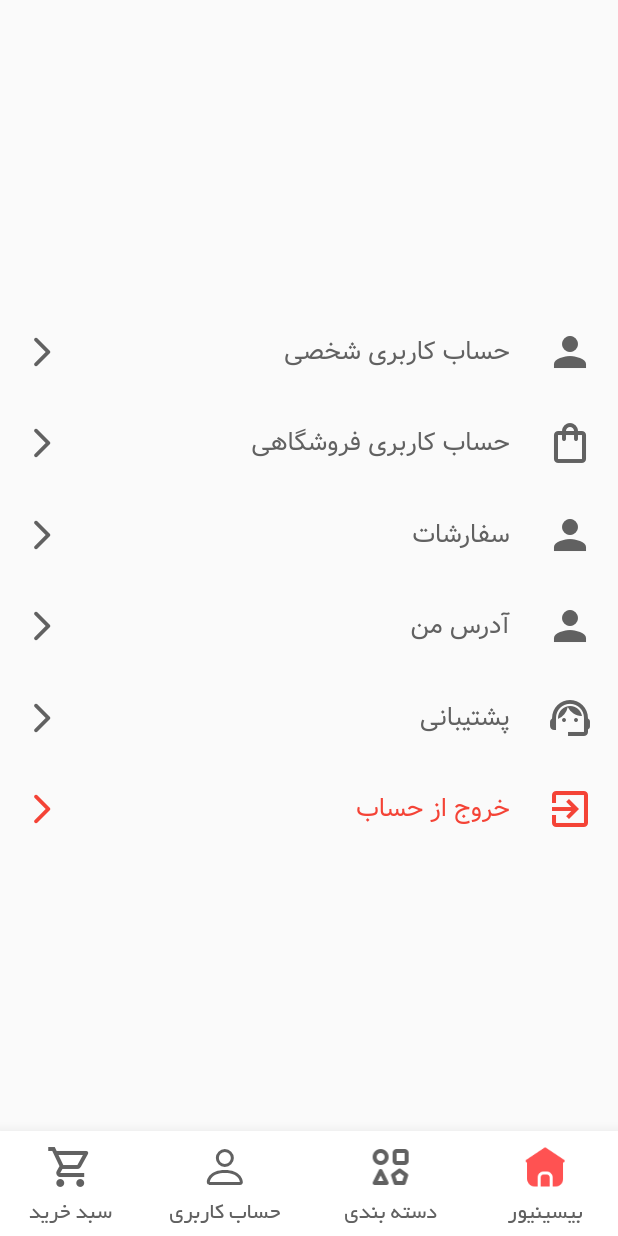
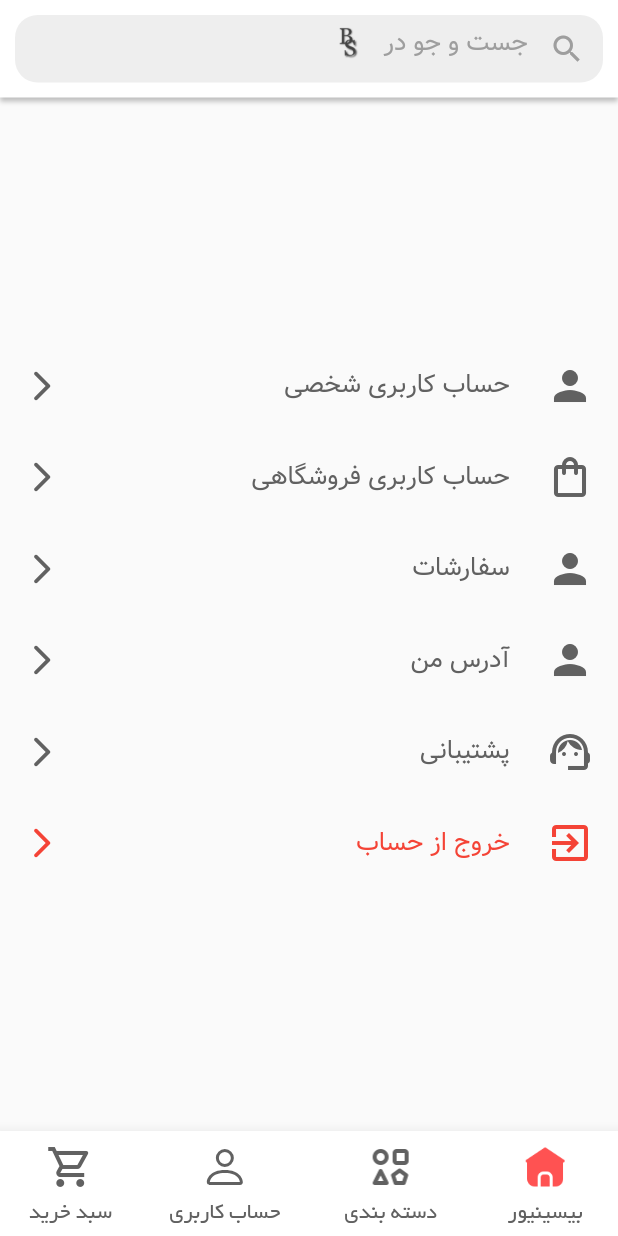
Before and after one commit to SajjadFlutter/shop_app, a Flutter app: the MainWrapper screen opened by its route, swiped to page 3, on a phone screen of 412 x 824 dp. Run offline on Flutter 3.47's test engine with Material 2 defaults, Android fonts, the phone set to English and light mode, and no system bars; drawn by our look-alikes of flutter_typeahead; our stand-ins replace bloc, cached_network_image, connectivity_plus, dio, flutter_bloc, flutter_rating_bar and 6 more; missing offline and left inert: delayed_widget; accounts and stored records are empty; network calls fail.

Commit message:
SearchTextField added and completed

```diff
--- /dev/null
+++ b/lib/common/bloc/search_box_cubit/search_box_cubit.dart
@@ -0,0 +1,8 @@
+import 'package:bloc/bloc.dart';
+import 'package:meta/meta.dart';
+
+class SearchBoxCubit extends Cubit<bool> {
+  SearchBoxCubit() : super(true);
+
+  void changeVisibility(bool newValue) => emit(newValue);
+}
--- /dev/null
+++ b/lib/common/params/products_params.dart
@@ -0,0 +1,19 @@
+class ProductsParams {
+  int? start;
+  int? step;
+  List<int>? categories;
+  int? maxPrice;
+  int? minPrice;
+  String? sortBy;
+  String? search;
+
+  ProductsParams({
+    this.start = 0,
+    this.step = 16,
+    this.categories,
+    this.maxPrice,
+    this.minPrice,
+    this.sortBy = 'date',
+    this.search,
+  });
+}
--- a/lib/common/widgets/main_wrapper.dart
+++ b/lib/common/widgets/main_wrapper.dart
@@ -1,14 +1,18 @@
 import 'package:flutter/material.dart';
 import 'package:shop_app/common/widgets/bottom_nav.dart';
+import 'package:shop_app/common/widgets/search_textfield.dart';
 import 'package:shop_app/features/feature_home/presentation/screens/home_screen.dart';
 import 'package:shop_app/features/feature_home/presentation/screens/profile_screen.dart';
 import 'package:shop_app/features/feature_product/presentation/screens/category_screen.dart';
+import 'package:shop_app/features/feature_product/repository/all_products_repository.dart';
+import 'package:shop_app/locator.dart';
 
 class MainWrapper extends StatelessWidget {
   static String routeName = '/main_wrapper';
   MainWrapper({super.key});
 
   final PageController pageController = PageController();
+  final TextEditingController searchController = TextEditingController();
 
   final List<Widget> topLevelScreens = [
     const HomeScreen(),
@@ -19,10 +23,32 @@ class MainWrapper extends StatelessWidget {
 
   @override
   Widget build(BuildContext context) {
+    // get size device
+    var width = MediaQuery.of(context).size.width;
+    var height = MediaQuery.of(context).size.height;
+
     return Scaffold(
-      body: Column(
+      body: SafeArea(
+        child: Column(
           children: [
-          const SizedBox(height: 20.0),
+            // search box
+            Container(
+              decoration: BoxDecoration(color: Colors.white, boxShadow: [
+                BoxShadow(
+                  blurRadius: 2,
+                  color: Colors.grey.shade400,
+                  offset: const Offset(0, 3),
+                ),
+              ]),
+              child: Padding(
+                padding:
+                    const EdgeInsets.all(10.0),
+                child: SearchTextField(
+                  controller: searchController,
+                  allProductsRepository: locator<AllProductsRepository>(),
+                ),
+              ),
+            ),
             Expanded(
               child: PageView(
                 controller: pageController,
@@ -31,6 +57,7 @@ class MainWrapper extends StatelessWidget {
             ),
           ],
         ),
+      ),
       bottomNavigationBar: BottomNav(controller: pageController),
     );
   }
--- /dev/null
+++ b/lib/common/widgets/search_textfield.dart
@@ -0,0 +1,162 @@
+import 'package:flutter/material.dart';
+import 'package:flutter_bloc/flutter_bloc.dart';
+import 'package:flutter_typeahead/flutter_typeahead.dart';
+import 'package:shop_app/common/bloc/search_box_cubit/search_box_cubit.dart';
+import 'package:shop_app/common/params/products_params.dart';
+import 'package:shop_app/features/feature_product/data/models/all_products_model.dart';
+import 'package:shop_app/features/feature_product/repository/all_products_repository.dart';
+
+class SearchTextField extends StatelessWidget {
+  final TextEditingController controller;
+  final AllProductsRepository allProductsRepository;
+  const SearchTextField({
+    super.key,
+    required this.controller,
+    required this.allProductsRepository,
+  });
+
+  @override
+  Widget build(BuildContext context) {
+    return BlocProvider(
+      create: (context) => SearchBoxCubit(),
+      child: Builder(
+        builder: (context) {
+          return Stack(
+            children: [
+              // textfield
+              SizedBox(
+                height: 45.0,
+                child: TypeAheadField(
+                  noItemsFoundBuilder: (context) {
+                    return const ListTile(
+                      title: Text(
+                        "محصولی یافت نشد.",
+                        style: TextStyle(
+                          fontSize: 14,
+                          fontWeight: FontWeight.w400,
+                        ),
+                      ),
+                    );
+                  },
+                  textFieldConfiguration: TextFieldConfiguration(
+                    onTap: () {
+                      BlocProvider.of<SearchBoxCubit>(context).changeVisibility(false);
+
+                      // if (controller.text[controller.text.length - 1] != ' ') {
+                      //   controller.text = ('${controller.text} ');
+                      // }
+                      if (controller.selection ==
+                          TextSelection.fromPosition(
+                              TextPosition(offset: controller.text.length - 1))) {}
+                    },
+                    onSubmitted: (String prefix) {
+                      // Navigator.pushNamed(
+                      //   context,
+                      //   AllProductsScreen.routeName,
+                      //   arguments: ProductsArguments(searchTxt: prefix),);
+                    },
+                    controller: controller,
+                    style: const TextStyle(
+                        color: Colors.black,
+                        fontSize: 14,
+                        fontWeight: FontWeight.w400),
+                    decoration: InputDecoration(
+                      fillColor: Colors.grey.shade200,
+                      filled: true,
+                      contentPadding: EdgeInsets.all(3),
+                      prefixIcon: Container(
+                          child: IconButton(
+                        icon: const Icon(
+                          Icons.search,
+                          color: Colors.grey,
+                        ),
+                        onPressed: () {
+                          // Navigator.pushNamed(
+                          //   context,
+                          //   AllProductsScreen.routeName,
+                          //   arguments: ProductsArguments(searchTxt: controller.text),);
+                        },
+                      )),
+                      enabledBorder: OutlineInputBorder(
+                        borderRadius: BorderRadius.circular(15.0),
+                        borderSide: const BorderSide(
+                          color: Colors.transparent,
+                          width: 0.0,
+                        ),
+                      ),
+                      border: OutlineInputBorder(
+                        borderRadius: BorderRadius.circular(15.0),
+                        borderSide: const BorderSide(
+                          color: Colors.blue,
+                          width: 0.0,
+                        ),
+                      ),
+                      focusedBorder: OutlineInputBorder(
+                        borderRadius: BorderRadius.circular(15.0),
+                        borderSide: const BorderSide(
+                          color: Colors.blue,
+                          width: 2.0,
+                        ),
+                      ),
+                    ),
+                  ),
+                  suggestionsCallback: (String prefix) {
+                    return allProductsRepository.fetchAllProductsDataSearch(
+                        ProductsParams(step: 6, search: prefix));
+                  },
+                  itemBuilder: (context, Products model) {
+                    return ListTile(
+                      title: Text(
+                        model.name!,
+                        style: const TextStyle(
+                          fontSize: 14,
+                          fontWeight: FontWeight.w400,
+                        ),
+                      ),
+                    );
+                  },
+                  onSuggestionSelected: (Products products) {
+                    controller.text = products.name!;
+                  },
+                ),
+              ),
+              // text and logo
+              IgnorePointer(
+                child: BlocBuilder<SearchBoxCubit, bool>(
+                  builder: (context, state) {
+                    return Visibility(
+                      visible: state,
+                      child: Padding(
+                        padding: const EdgeInsets.only(right: 50.0),
+                        child: Row(
+                          children: [
+                            const Text(
+                              'جست و جو در ',
+                              style: TextStyle(
+                                fontSize: 17.0,
+                                color: Colors.grey,
+                                fontWeight: FontWeight.w200,
+                              ),
+                            ),
+                            ColorFiltered(
+                              colorFilter: ColorFilter.mode(
+                                  Colors.grey.shade800, BlendMode.srcIn),
+                              child: Image.asset(
+                                'assets/images/bs_logo_textfield.png',
+                                height: 38.0,
+                              ),
+                            ),
+                          ],
+                        ),
+                      ),
+                    );
+                  },
+                ),
+              ),
+            ],
+          );
+        }
+      ),
+    );
+  }
+}
--- a/lib/features/feature_home/presentation/screens/home_screen.dart
+++ b/lib/features/feature_home/presentation/screens/home_screen.dart
@@ -94,7 +94,6 @@ class _HomeScreenState extends State<HomeScreen> {
               return SingleChildScrollView(
                 child: Column(
                   children: [
-                    SizedBox(height: height * 0.01),
                     // sliders
                     homeModel.data!.sliders!.isNotEmpty
                         ? SizedBox(
--- /dev/null
+++ b/lib/features/feature_product/data/models/all_products_model.dart
@@ -0,0 +1,140 @@
+/// message : "با موفقیت دریافت شد"
+/// status : "success"
+/// data : [{"products":[{"id":120,"image":"https://niyaz.shop/uploads/products/ازگیل-16633545536048089.png","name":"ازگیل","price":"42,000","priceBeforDiscount":"0","discount":0,"callStatus":0,"specialDiscount":0,"star":3,"category":"محصولات ارگانیک"}],"count":81,"nextStart":15,"more":true}]
+
+class AllProductsModel {
+  AllProductsModel({
+      this.message,
+      this.status,
+      this.data,});
+
+  AllProductsModel.fromJson(dynamic json) {
+    message = json['message'];
+    status = json['status'];
+    if (json['data'] != null) {
+      data = [];
+      json['data'].forEach((v) {
+        data?.add(Data.fromJson(v));
+      });
+    }
+  }
+  String? message;
+  String? status;
+  List<Data>? data;
+
+  Map<String, dynamic> toJson() {
+    final map = <String, dynamic>{};
+    map['message'] = message;
+    map['status'] = status;
+    if (data != null) {
+      map['data'] = data?.map((v) => v.toJson()).toList();
+    }
+    return map;
+  }
+
+}
+
+/// products : [{"id":120,"image":"https://niyaz.shop/uploads/products/ازگیل-16633545536048089.png","name":"ازگیل","price":"42,000","priceBeforDiscount":"0","discount":0,"callStatus":0,"specialDiscount":0,"star":3,"category":"محصولات ارگانیک"}]
+/// count : 81
+/// nextStart : 15
+/// more : true
+
+class Data {
+  Data({
+      this.products,
+      this.count,
+      this.nextStart,
+      this.more,});
+
+  Data.fromJson(dynamic json) {
+    if (json['products'] != null) {
+      products = [];
+      json['products'].forEach((v) {
+        products?.add(Products.fromJson(v));
+      });
+    }
+    count = json['count'];
+    nextStart = json['nextStart'];
+    more = json['more'];
+  }
+  List<Products>? products;
+  int? count;
+  int? nextStart;
+  bool? more;
+
+  Map<String, dynamic> toJson() {
+    final map = <String, dynamic>{};
+    if (products != null) {
+      map['products'] = products?.map((v) => v.toJson()).toList();
+    }
+    map['count'] = count;
+    map['nextStart'] = nextStart;
+    map['more'] = more;
+    return map;
+  }
+
+}
+
+/// id : 120
+/// image : "https://niyaz.shop/uploads/products/ازگیل-16633545536048089.png"
+/// name : "ازگیل"
+/// price : "42,000"
+/// priceBeforDiscount : "0"
+/// discount : 0
+/// callStatus : 0
+/// specialDiscount : 0
+/// star : 3
+/// category : "محصولات ارگانیک"
+
+class Products {
+  Products({
+      this.id,
+      this.image,
+      this.name,
+      this.price,
+      this.priceBeforDiscount,
+      this.discount,
+      this.callStatus,
+      this.specialDiscount,
+      this.star,
+      this.category,});
+
+  Products.fromJson(dynamic json) {
+    id = json['id'];
+    image = json['image'];
+    name = json['name'];
+    price = json['price'];
+    priceBeforDiscount = json['priceBeforDiscount'];
+    discount = json['discount'];
+    callStatus = json['callStatus'];
+    specialDiscount = json['specialDiscount'];
+    star = json['star'];
+    category = json['category'];
+  }
+  int? id;
+  String? image;
+  String? name;
+  String? price;
+  String? priceBeforDiscount;
+  int? discount;
+  int? callStatus;
+  int? specialDiscount;
+  int? star;
+  String? category;
+
+  Map<String, dynamic> toJson() {
+    final map = <String, dynamic>{};
+    map['id'] = id;
+    map['image'] = image;
+    map['name'] = name;
+    map['price'] = price;
+    map['priceBeforDiscount'] = priceBeforDiscount;
+    map['discount'] = discount;
+    map['callStatus'] = callStatus;
+    map['specialDiscount'] = specialDiscount;
+    map['star'] = star;
+    map['category'] = category;
+    return map;
+  }
+
+}
--- a/lib/locator.dart
+++ b/lib/locator.dart
@@ -5,6 +5,8 @@ import 'package:shop_app/common/utils/prefs_operator.dart';
 import 'package:shop_app/features/feature_home/data/data_source/remote/home_api_provider.dart';
 import 'package:shop_app/features/feature_home/repository/home_repository.dart';
 import 'package:shop_app/features/feature_product/data/data_source/remote/category_api_provider.dart';
+import 'package:shop_app/features/feature_product/data/data_source/remote/products_api_provider.dart';
+import 'package:shop_app/features/feature_product/repository/all_products_repository.dart';
 import 'package:shop_app/features/feature_product/repository/category_repository.dart';
 
 GetIt locator = GetIt.instance;
@@ -21,8 +23,12 @@ Future<void> initLocator() async {
   locator.registerSingleton<HomeApiProvider>(HomeApiProvider(locator()));
   locator
       .registerSingleton<CategoryApiProvider>(CategoryApiProvider(locator()));
+  locator
+      .registerSingleton<ProductsApiProvider>(ProductsApiProvider(locator()));
 
   // repository
   locator.registerSingleton<HomeRepository>(HomeRepository(locator()));
   locator.registerSingleton<CategoryRepository>(CategoryRepository(locator()));
+  locator.registerSingleton<AllProductsRepository>(
+      AllProductsRepository(locator()));
 }
--- a/pubspec.yaml
+++ b/pubspec.yaml
@@ -50,6 +50,7 @@ dependencies:
   flutter_svg: ^2.0.3
   cached_network_image: ^3.2.3
   flutter_rating_bar: ^4.0.1
+  flutter_typeahead: ^4.3.7
 
 dev_dependencies:
   flutter_test:
```
Also changed, not shown: lib/features/feature_product/data/data_source/remote/products_api_provider.dart (added, +30 -0 lines), lib/features/feature_product/repository/all_products_repository.dart (added, +34 -0 lines), pubspec.lock. Lines whose indentation alone changed are shown as unchanged.
